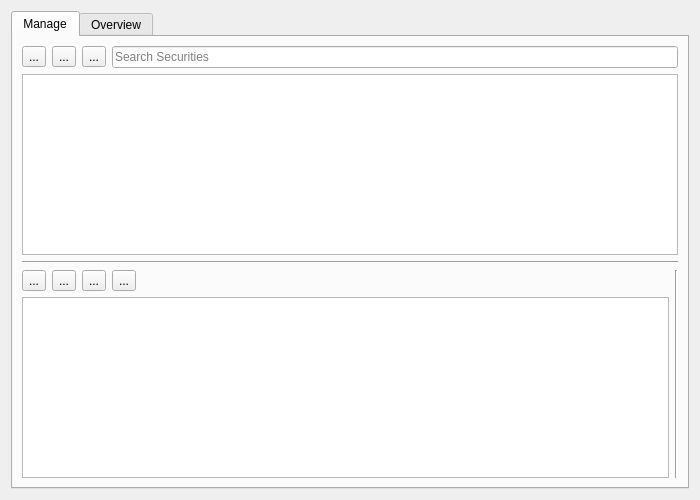
Old version of the form src/views/ui_files/forms/security_form.ui in the repository JakubFranek/Kapytal.
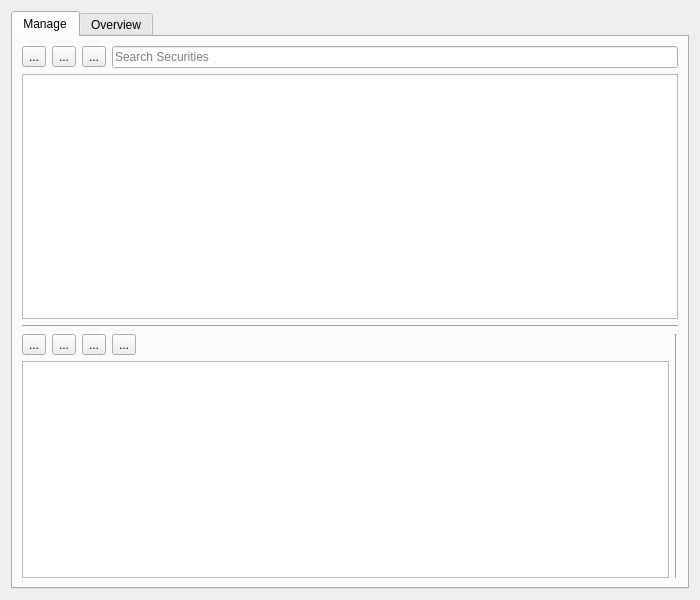
New version of the form.

```diff
--- a/src/views/ui_files/forms/security_form.ui
+++ b/src/views/ui_files/forms/security_form.ui
@@ -10,7 +10,7 @@
     <x>0</x>
     <y>0</y>
     <width>700</width>
-    <height>500</height>
+    <height>600</height>
    </rect>
   </property>
   <property name="windowTitle">
```
